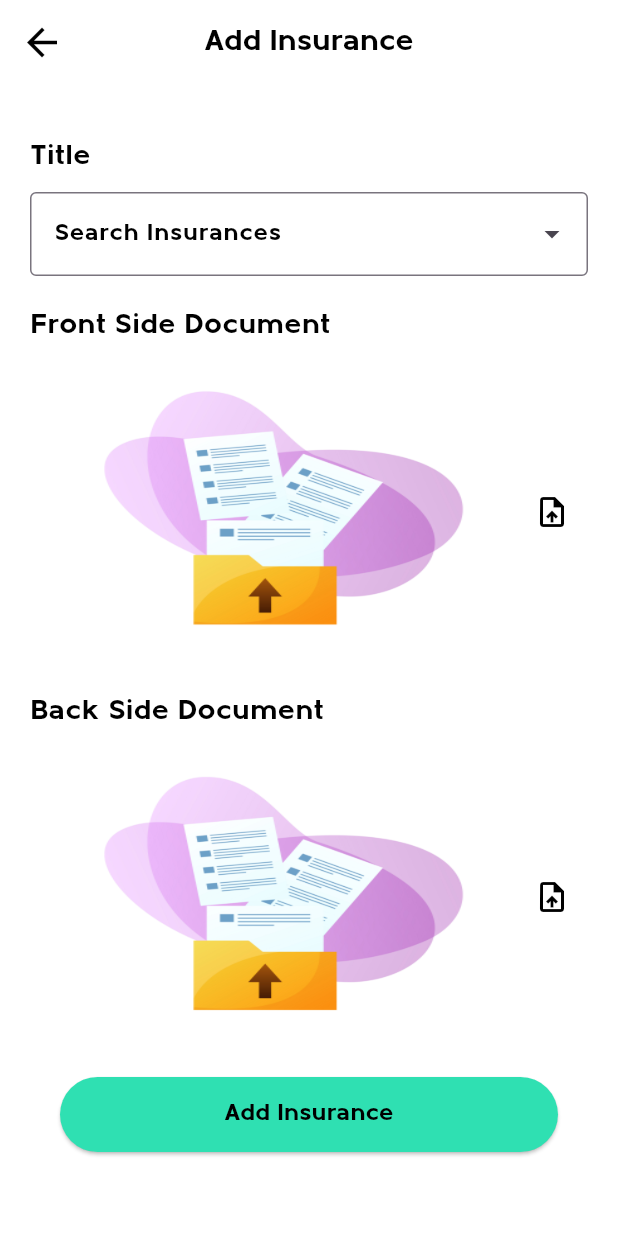
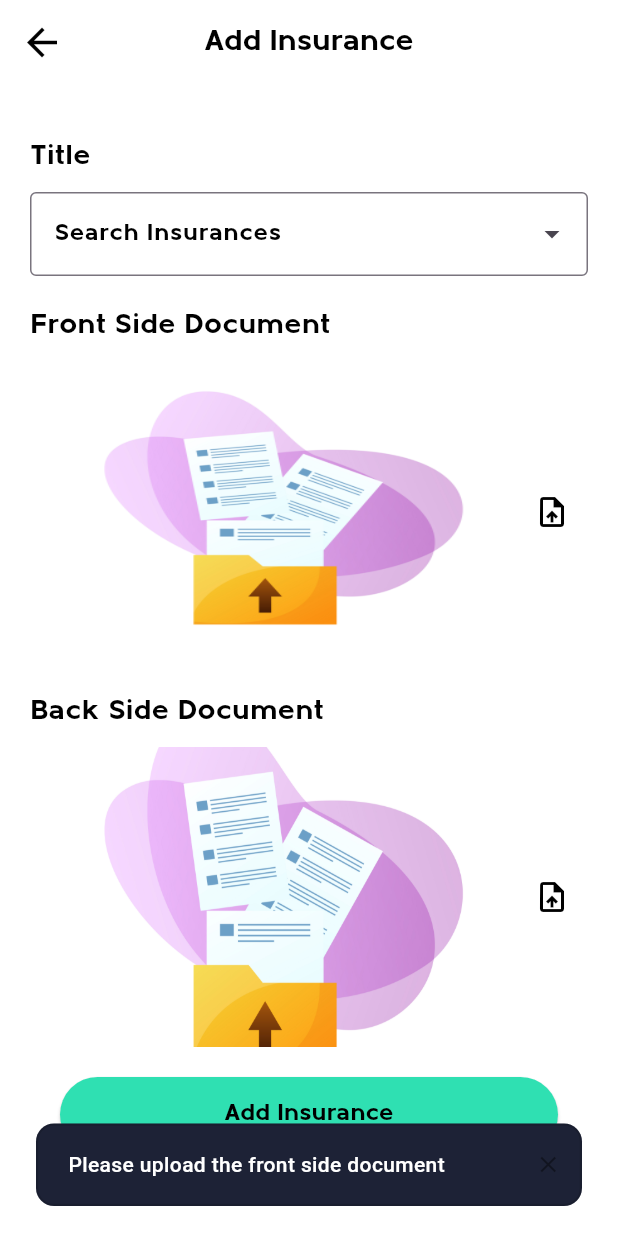
Before and after one commit to AndroidDesss/Flutter_DRS_Booking, a Flutter app: the AddInsuranceScreen screen opened directly, after a tap on the "arrow drop down" icon, after a tap on "Add Insurance", on a phone screen of 412 x 824 dp. Run offline on Flutter 3.47's test engine with Material 3 defaults, Android fonts, the light colour scheme and no system bars; drawn by our look-alikes of dropdown_search; our stand-ins replace firebase_auth, firebase_core, google_sign_in, image_picker, lottie, permission_handler and 4 more; accounts and stored records are empty; network calls fail; Roboto replaces fonts that are missing (PoppinsSemiBold).

```diff
--- a/lib/common/AppStrings.dart
+++ b/lib/common/AppStrings.dart
@@ -56,6 +56,8 @@ class AppStrings {
   static const view = 'View';
   static const isActive = 'is Active';
   static const addInsurance = 'Add Insurance';
+  static const searchSpecialization = 'Select Specialization';
+  static const searchCityState = 'Select City/State';
 
   static const reSendOtp = 'Re-send OTP';
   static const changePassword = 'Change Password';
--- a/lib/insurance/view/add_insurance_screen.dart
+++ b/lib/insurance/view/add_insurance_screen.dart
@@ -1,9 +1,14 @@
+import 'dart:io';
+
 import 'package:dropdown_search/dropdown_search.dart';
 import 'package:drs_booking/common/AppColors.dart';
 import 'package:drs_booking/common/AppStrings.dart';
+import 'package:drs_booking/common/common_utilities.dart';
 import 'package:drs_booking/common/shared_pref.dart';
 import 'package:drs_booking/insurance/viewModel/add_insurance_view_model.dart';
 import 'package:flutter/material.dart';
+import 'package:image_picker/image_picker.dart';
+import 'package:permission_handler/permission_handler.dart';
 import 'package:provider/provider.dart';
 
 class AddInsuranceScreen extends StatefulWidget {
@@ -18,6 +23,12 @@ class AddInsuranceScreenState extends State<AddInsuranceScreen> {
 
   late String userId = '';
 
+  late String insuranceTitle = '';
+
+  File? _frontImage;
+
+  File? _backImage;
+
   @override
   void initState() {
     super.initState();
@@ -30,10 +41,32 @@ class AddInsuranceScreenState extends State<AddInsuranceScreen> {
     addInsuranceViewModel.fetchInsuranceTitleList(context);
   }
 
+  Future<void> requestCameraPermission() async {
+    var status = await Permission.camera.status;
+    if (!status.isGranted) {
+      await Permission.camera.request();
+    }
+  }
+
+  Future<void> _pickImage(bool isFront) async {
+    await requestCameraPermission();
+    final pickedFile =
+        await ImagePicker().pickImage(source: ImageSource.camera);
+    if (pickedFile != null) {
+      setState(() {
+        if (isFront) {
+          _frontImage = File(pickedFile.path);
+        } else {
+          _backImage = File(pickedFile.path);
+        }
+      });
+    }
+  }
+
   @override
   Widget build(BuildContext context) {
-    return SafeArea(
-      child: Scaffold(
+    return Scaffold(
+      resizeToAvoidBottomInset: true,
       appBar: AppBar(
         backgroundColor: Colors.white,
         elevation: 0,
@@ -63,12 +96,11 @@ class AddInsuranceScreenState extends State<AddInsuranceScreen> {
         create: (BuildContext context) => addInsuranceViewModel,
         child: Consumer<AddInsuranceViewModel>(
             builder: (context, viewModel, child) {
-              return Column(
+          return SingleChildScrollView(
+            child: Column(
               children: [
                 const SizedBox(height: 15),
-                  Stack(
-                    children: [
-                      SingleChildScrollView(
+                Padding(
                   padding: const EdgeInsets.all(20.0),
                   child: Column(
                     crossAxisAlignment: CrossAxisAlignment.start,
@@ -115,7 +147,7 @@ class AddInsuranceScreenState extends State<AddInsuranceScreen> {
                           ),
                         ),
                         onChanged: (value) {
-                                print("Selected: $value");
+                          insuranceTitle = value!;
                         },
                       ),
                       const SizedBox(height: 20),
@@ -134,9 +166,14 @@ class AddInsuranceScreenState extends State<AddInsuranceScreen> {
                             child: Container(
                               height: 200,
                               decoration: BoxDecoration(
-                                      image: const DecorationImage(
+                                image: _frontImage != null
+                                    ? DecorationImage(
+                                        image: FileImage(_frontImage!),
+                                        fit: BoxFit.cover,
+                                      )
+                                    : const DecorationImage(
                                         image: AssetImage(
-                                            'assets/images/dummy_image.jpg'), // Update the path
+                                            'assets/images/dummy_image.jpg'),
                                         fit: BoxFit.fill,
                                       ),
                                 borderRadius: BorderRadius.circular(5),
@@ -147,14 +184,11 @@ class AddInsuranceScreenState extends State<AddInsuranceScreen> {
                           IconButton(
                             icon: const Icon(Icons.upload_file),
                             color: Colors.black,
-                                  onPressed: () {
-                                    // Handle upload action
-                                  },
+                            onPressed: () => _pickImage(true),
                           ),
                         ],
                       ),
                       const SizedBox(height: 20),
-                            // Back Document
                       const Text(
                         AppStrings.backSideDocument,
                         style: TextStyle(
@@ -170,10 +204,15 @@ class AddInsuranceScreenState extends State<AddInsuranceScreen> {
                             child: Container(
                               height: 200,
                               decoration: BoxDecoration(
-                                      image: const DecorationImage(
+                                image: _backImage != null
+                                    ? DecorationImage(
+                                        image: FileImage(_backImage!),
+                                        fit: BoxFit.cover,
+                                      )
+                                    : const DecorationImage(
                                         image: AssetImage(
-                                            'assets/images/dummy_image.jpg'), // Update the path
-                                        fit: BoxFit.fill,
+                                            'assets/images/dummy_image.jpg'),
+                                        fit: BoxFit.cover,
                                       ),
                                 borderRadius: BorderRadius.circular(5),
                               ),
@@ -183,18 +222,35 @@ class AddInsuranceScreenState extends State<AddInsuranceScreen> {
                           IconButton(
                             icon: const Icon(Icons.upload_file),
                             color: Colors.black,
-                                  onPressed: () {
-                                    // Handle upload action
-                                  },
+                            onPressed: () => _pickImage(false),
                           ),
                         ],
                       ),
                       const SizedBox(height: 20),
                       Padding(
-                              padding:
-                                  const EdgeInsets.symmetric(horizontal: 20.0),
+                        padding: const EdgeInsets.symmetric(horizontal: 20.0),
                         child: ElevatedButton(
-                                onPressed: () {},
+                          onPressed: () {
+                            if (_frontImage == null) {
+                              CommonUtilities.showToast(context,
+                                  message:
+                                      'Please upload the front side document');
+                              return;
+                            } else if (_backImage == null) {
+                              CommonUtilities.showToast(context,
+                                  message:
+                                      'Please upload the back side document');
+                              return;
+                            } else if (insuranceTitle.isEmpty) {
+                              CommonUtilities.showToast(context,
+                                  message:
+                                      'Please select an insurance title..!');
+                              return;
+                            } else {
+                              viewModel.addNewInsurance(context, userId,
+                                  insuranceTitle, _frontImage, _backImage);
+                            }
+                          },
                           style: ElevatedButton.styleFrom(
                             minimumSize: const Size(double.infinity, 50),
                             backgroundColor: AppColors.customLightGreen,
@@ -214,11 +270,9 @@ class AddInsuranceScreenState extends State<AddInsuranceScreen> {
                 ),
               ],
             ),
-                  const SizedBox(height: 1),
-                ],
           );
         }),
-          )),
+      ),
     );
   }
 }
--- a/lib/insurance/view/insurances_screen.dart
+++ b/lib/insurance/view/insurances_screen.dart
@@ -87,7 +87,6 @@ class InsurancesScreenState extends State<InsurancesScreen> {
                       },
                     ),
                   );
-
                   // Refresh data if updated
                   if (isAdded == true) {
                     insuranceViewModel.fetchInsuranceList(userId, context);
--- a/pubspec.yaml
+++ b/pubspec.yaml
@@ -21,6 +21,8 @@ dependencies:
   table_calendar: ^3.2.0
   intl: ^0.20.2
   dropdown_search: ^6.0.2
+  image_picker: ^1.1.2
+  permission_handler: ^11.4.0
 
 dev_dependencies:
   flutter_test:
```
Also changed, not shown: lib/insurance/repository/insurance_repository.dart (+42 -0 lines), lib/insurance/viewModel/add_insurance_view_model.dart (+21 -0 lines), lib/network/network_api_service.dart (+24 -1 lines), lib/search/view/search_screen.dart (+67 -120 lines), pubspec.lock, 7 other files. Lines whose indentation alone changed are shown as unchanged.
